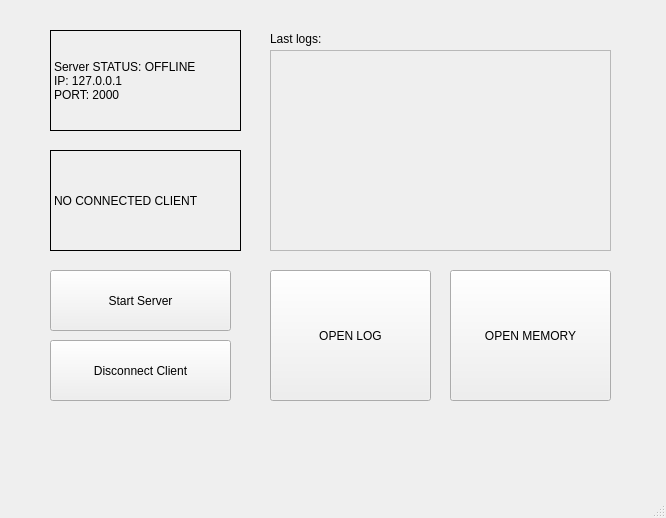
This is MainWindow.ui in NaSko-bit/ServerVault as Qt 5 draws it before an edit. The edited form follows.
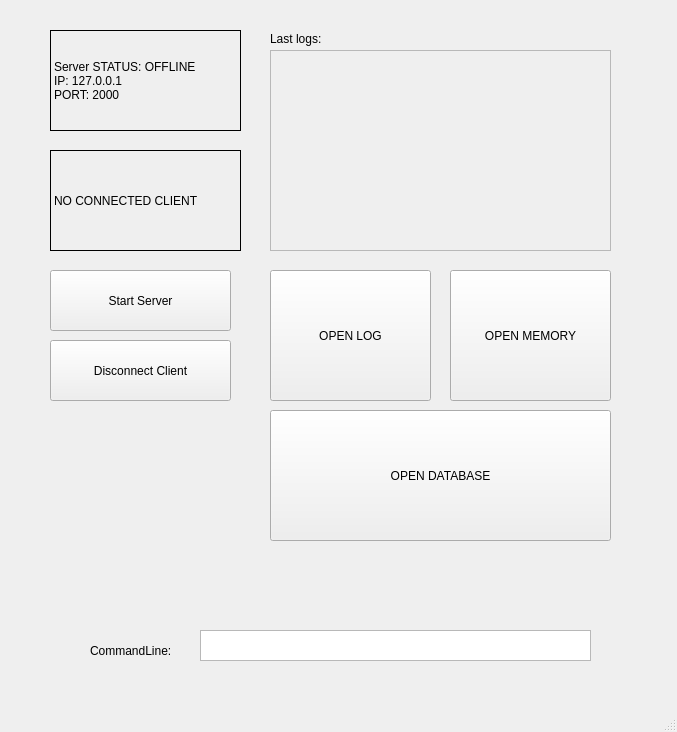
This is the edited form.

Commit message: Updated the MainWindow through QTDesigner 6. Set up vision for future implementations and server functions

Diff of the .ui file:
```diff
--- a/MainWindow.ui
+++ b/MainWindow.ui
@@ -6,8 +6,8 @@
    <rect>
     <x>0</x>
     <y>0</y>
-    <width>666</width>
-    <height>518</height>
+    <width>677</width>
+    <height>732</height>
    </rect>
   </property>
   <property name="windowTitle">
@@ -136,6 +136,42 @@
      <string>Disconnect Client</string>
     </property>
    </widget>
+   <widget class="QTextEdit" name="textEdit">
+    <property name="geometry">
+     <rect>
+      <x>200</x>
+      <y>630</y>
+      <width>391</width>
+      <height>31</height>
+     </rect>
+    </property>
+   </widget>
+   <widget class="QLabel" name="label_4">
+    <property name="geometry">
+     <rect>
+      <x>90</x>
+      <y>640</y>
+      <width>111</width>
+      <height>21</height>
+     </rect>
+    </property>
+    <property name="text">
+     <string>CommandLine:</string>
+    </property>
+   </widget>
+   <widget class="QPushButton" name="pushButton_5">
+    <property name="geometry">
+     <rect>
+      <x>270</x>
+      <y>410</y>
+      <width>341</width>
+      <height>131</height>
+     </rect>
+    </property>
+    <property name="text">
+     <string>OPEN DATABASE</string>
+    </property>
+   </widget>
   </widget>
   <widget class="QMenuBar" name="menubar">
    <property name="geometry">
```
Left out of the diff: 2 changed lines with no effect on the pictures.
